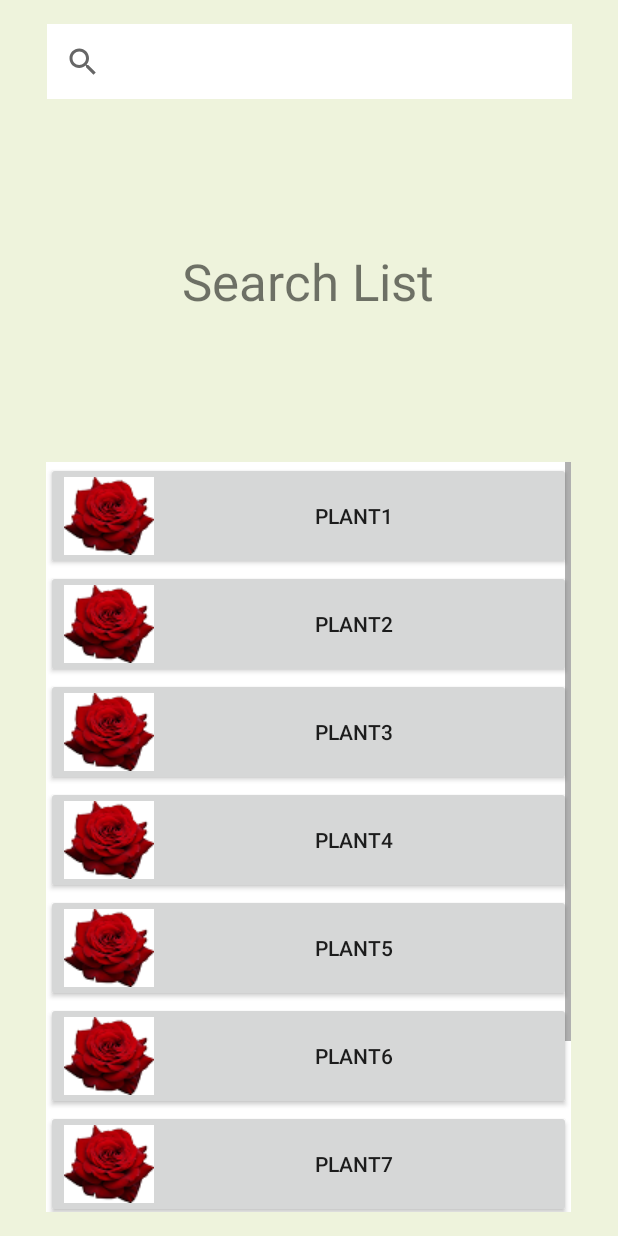
After one commit to steven-romp/PlantofCI-pla, an Android app: the layout plant_list.xml on its own in the app's theme, with its tools: preview values and no code run, on a phone screen of 412 x 824 dp. The commit adds this screen. Run offline under Robolectric (Android 15) with nearby library versions, the phone set to English and light mode, and no system bars.

Commit message:
Cleaning up
Added some pictures into drawable. Added some more xml files.

```diff
--- /dev/null
+++ b/src/main/res/layout/plant_list.xml
@@ -0,0 +1,134 @@
+<?xml version="1.0" encoding="utf-8"?>
+<android.support.constraint.ConstraintLayout xmlns:android="http://schemas.android.com/apk/res/android"
+    xmlns:app="http://schemas.android.com/apk/res-auto"
+    xmlns:tools="http://schemas.android.com/tools"
+    android:layout_width="match_parent"
+    android:layout_height="match_parent"
+    android:background="@color/light_cream">
+
+    <TextView
+        android:id="@+id/textView"
+        android:layout_width="wrap_content"
+        android:layout_height="wrap_content"
+        android:layout_marginLeft="8dp"
+        android:layout_marginRight="8dp"
+        android:text="@string/search_list"
+        android:textSize="34sp"
+        app:layout_constraintLeft_toLeftOf="parent"
+        app:layout_constraintRight_toRightOf="parent"
+        android:layout_marginStart="8dp"
+        android:layout_marginEnd="8dp"
+        app:layout_constraintHorizontal_bias="0.497"
+        android:layout_marginTop="8dp"
+        app:layout_constraintTop_toBottomOf="@+id/searchView"
+        android:layout_marginBottom="8dp"
+        app:layout_constraintBottom_toTopOf="@+id/scrollView2" />
+
+    <SearchView
+        android:id="@+id/searchView"
+        android:layout_width="350dp"
+        android:layout_height="50dp"
+        android:layout_marginEnd="8dp"
+        android:layout_marginLeft="8dp"
+        android:layout_marginRight="8dp"
+        android:layout_marginStart="8dp"
+        android:layout_marginTop="16dp"
+        android:background="@color/colorWhite"
+        app:layout_constraintLeft_toLeftOf="parent"
+        app:layout_constraintRight_toRightOf="parent"
+        app:layout_constraintTop_toTopOf="parent" />
+
+    <ScrollView
+        android:id="@+id/scrollView2"
+        android:layout_width="350dp"
+        android:layout_height="500dp"
+        app:layout_constraintBottom_toBottomOf="parent"
+        android:layout_marginBottom="16dp"
+        android:layout_marginLeft="8dp"
+        android:background="@color/colorWhite"
+        app:layout_constraintLeft_toLeftOf="parent"
+        android:layout_marginRight="8dp"
+        app:layout_constraintRight_toRightOf="parent"
+        app:layout_constraintHorizontal_bias="0.488">
+
+        <LinearLayout
+            android:layout_width="match_parent"
+            android:layout_height="wrap_content"
+            android:orientation="vertical" >
+
+            <Button
+                android:id="@+id/button1"
+                android:layout_width="match_parent"
+                android:layout_height="wrap_content"
+                android:drawableLeft="@drawable/rose"
+                android:text="@string/plant1"
+                tools:text="plant1" />
+
+
+            <Button
+                android:id="@+id/button2"
+                android:layout_width="match_parent"
+                android:layout_height="wrap_content"
+                android:drawableLeft="@drawable/rose"
+                android:text="@string/plant2"
+                tools:text="plant2" />
+
+            <Button
+                android:id="@+id/button3"
+                android:layout_width="match_parent"
+                android:layout_height="wrap_content"
+                android:drawableLeft="@drawable/rose"
+                android:text="@string/plant3"
+                tools:text="plant3" />
+
+            <Button
+                android:id="@+id/button4"
+                android:layout_width="match_parent"
+                android:layout_height="wrap_content"
+                android:drawableLeft="@drawable/rose"
+                android:text="@string/plant4"
+                tools:text="plant4" />
+
+            <Button
+                android:id="@+id/button5"
+                android:layout_width="match_parent"
+                android:layout_height="wrap_content"
+                android:drawableLeft="@drawable/rose"
+                android:text="@string/plant5"
+                tools:text="plant5" />
+
+            <Button
+                android:id="@+id/button6"
+                android:layout_width="match_parent"
+                android:layout_height="wrap_content"
+                android:drawableLeft="@drawable/rose"
+                android:text="@string/plant6"
+                tools:text="plant6" />
+
+            <Button
+                android:id="@+id/button7"
+                android:layout_width="match_parent"
+                android:layout_height="wrap_content"
+                android:drawableLeft="@drawable/rose"
+                android:text="@string/plant7"
+                tools:text="plant7" />
+
+            <Button
+                android:id="@+id/button8"
+                android:layout_width="match_parent"
+                android:layout_height="wrap_content"
+                android:drawableLeft="@drawable/rose"
+                android:text="@string/plant8"
+                tools:text="plant8" />
+
+            <Button
+                android:id="@+id/button9"
+                android:layout_width="match_parent"
+                android:layout_height="wrap_content"
+                android:drawableLeft="@drawable/rose"
+                android:text="@string/plant9"
+                tools:text="plant9" />
+        </LinearLayout>
+    </ScrollView>
+
+</android.support.constraint.ConstraintLayout>
--- a/src/main/res/values/colors.xml
+++ b/src/main/res/values/colors.xml
@@ -14,4 +14,10 @@
 
 
     <!--Tyler's Colors-->
+    <color name="colorBlack">#000000</color>
+    <color name="colorWhite">#FFFFFF</color>
+    <color name="light_cream">#EEF3DC</color>
+    <color name="green_text_background">#576446</color>
+    <color name="dark_green_text">#3E6334</color>
+    <color name="spanish_red_background">#993300</color>
 </resources>
--- a/src/main/res/values/strings.xml
+++ b/src/main/res/values/strings.xml
@@ -5,6 +5,16 @@
     <string name="plant_search">Plant Search</string>
     <string name="about"> About Page</string>
     <string name="dolphin"> dolphin icon</string>
+    <string name="search_list">Search List</string>
+    <string name="plant1" />
+    <string name="plant2" />
+    <string name="plant3" />
+    <string name="plant4" />
+    <string name="plant5" />
+    <string name="plant6" />
+    <string name="plant7" />
+    <string name="plant8" />
+    <string name="plant9" />
 
 
 </resources>
```
Also changed, not shown: src/main/res/layout-v16/activity_main.xml (deleted, +0 -91 lines), src/main/res/layout/activity_main.xml (deleted, +0 -58 lines), src/main/res/layout/central_map.xml (added, +30 -0 lines), src/main/res/layout/search.xml (deleted, +0 -65 lines), src/main/res/drawable/MainCentral.png (added), src/main/res/drawable/rose.png (added).
